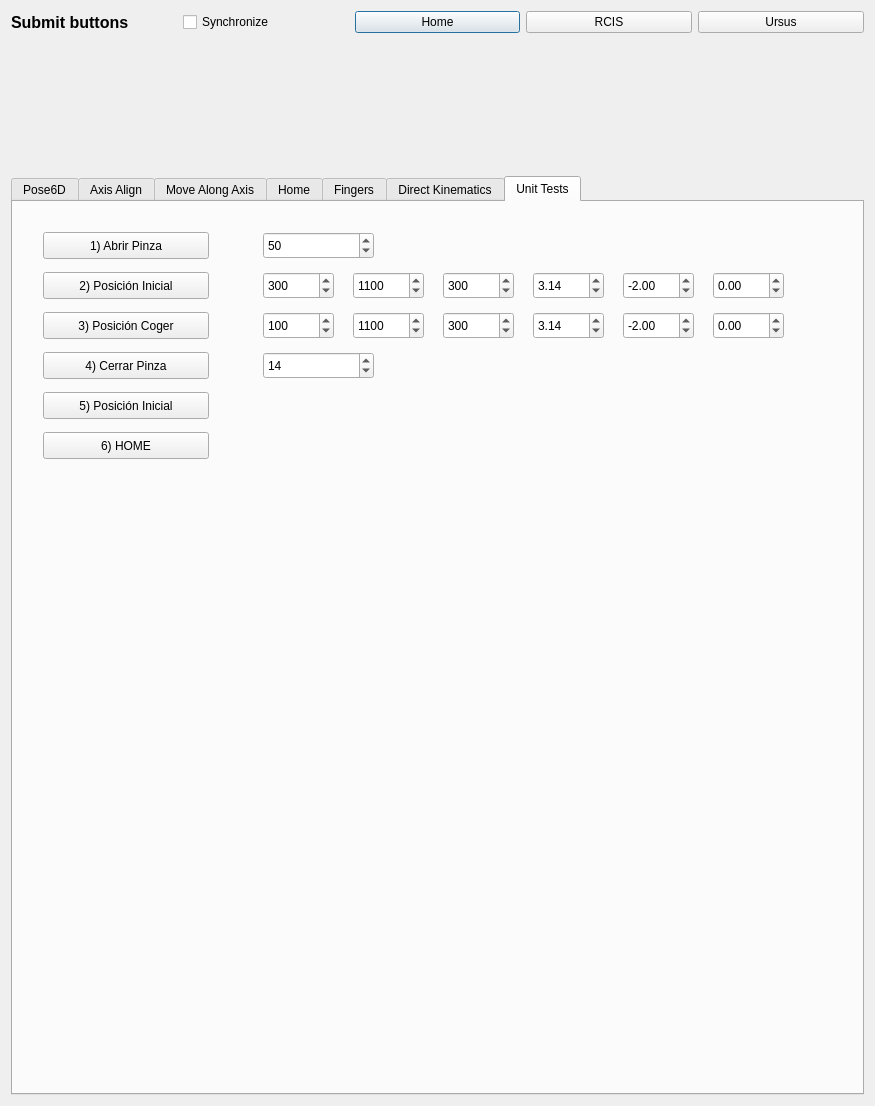
The window that components/inversekinematicsTesterComp/src/guiDlg.ui (robocomp/robocomp-shelly) describes before a commit, drawn with Qt 5.
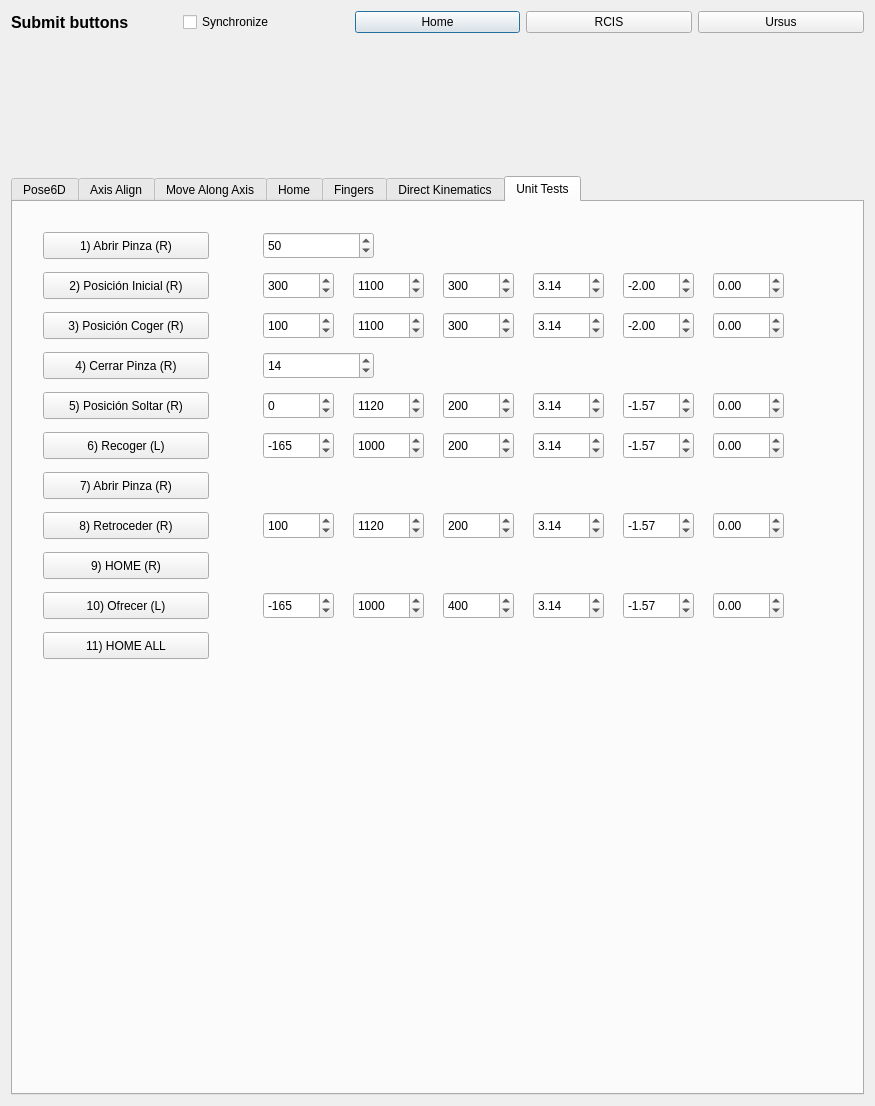
The same window after the commit. The open tabs and pages were chosen to show the change.

Commit message: Añadidos más botones del tester.

```diff
--- a/components/inversekinematicsTesterComp/src/guiDlg.ui
+++ b/components/inversekinematicsTesterComp/src/guiDlg.ui
@@ -2748,7 +2748,7 @@
           </rect>
          </property>
          <property name="text">
-          <string>1) Abrir Pinza</string>
+          <string>1) Abrir Pinza (R)</string>
          </property>
          <property name="checkable">
           <bool>true</bool>
@@ -2764,10 +2764,10 @@
           </rect>
          </property>
          <property name="text">
-          <string>2) Posición Inicial</string>
+          <string>2) Posición Inicial (R)</string>
          </property>
          <property name="checkable">
-          <bool>true</bool>
+          <bool>false</bool>
          </property>
         </widget>
         <widget class="QPushButton" name="test3Button">
@@ -2780,10 +2780,10 @@
           </rect>
          </property>
          <property name="text">
-          <string>3) Posición Coger</string>
+          <string>3) Posición Coger (R)</string>
          </property>
          <property name="checkable">
-          <bool>true</bool>
+          <bool>false</bool>
          </property>
         </widget>
         <widget class="QPushButton" name="test4Button">
@@ -2796,10 +2796,10 @@
           </rect>
          </property>
          <property name="text">
-          <string>4) Cerrar Pinza</string>
+          <string>4) Cerrar Pinza (R)</string>
          </property>
          <property name="checkable">
-          <bool>true</bool>
+          <bool>false</bool>
          </property>
         </widget>
         <widget class="QPushButton" name="test5Button">
@@ -2812,26 +2812,26 @@
           </rect>
          </property>
          <property name="text">
-          <string>5) Posición Inicial</string>
+          <string>5) Posición Soltar (R)</string>
          </property>
          <property name="checkable">
-          <bool>true</bool>
+          <bool>false</bool>
          </property>
         </widget>
-        <widget class="QPushButton" name="test6Button">
+        <widget class="QPushButton" name="test11Button">
          <property name="geometry">
           <rect>
            <x>30</x>
-           <y>230</y>
+           <y>430</y>
            <width>166</width>
            <height>27</height>
           </rect>
          </property>
          <property name="text">
-          <string>6) HOME</string>
+          <string>11) HOME ALL</string>
          </property>
          <property name="checkable">
-          <bool>true</bool>
+          <bool>false</bool>
          </property>
         </widget>
         <widget class="QDoubleSpinBox" name="abrirPinzaValor">
@@ -3112,6 +3112,590 @@
           <double>3.140000000000000</double>
          </property>
         </widget>
+        <widget class="QDoubleSpinBox" name="PX_3">
+         <property name="geometry">
+          <rect>
+           <x>250</x>
+           <y>190</y>
+           <width>71</width>
+           <height>27</height>
+          </rect>
+         </property>
+         <property name="decimals">
+          <number>0</number>
+         </property>
+         <property name="minimum">
+          <double>-100000.000000000000000</double>
+         </property>
+         <property name="maximum">
+          <double>100000000.000000000000000</double>
+         </property>
+         <property name="value">
+          <double>0.000000000000000</double>
+         </property>
+        </widget>
+        <widget class="QDoubleSpinBox" name="RZ_3">
+         <property name="geometry">
+          <rect>
+           <x>700</x>
+           <y>190</y>
+           <width>71</width>
+           <height>27</height>
+          </rect>
+         </property>
+         <property name="decimals">
+          <number>2</number>
+         </property>
+         <property name="minimum">
+          <double>-10000.000000000000000</double>
+         </property>
+         <property name="maximum">
+          <double>1000000.000000000000000</double>
+         </property>
+         <property name="value">
+          <double>0.000000000000000</double>
+         </property>
+        </widget>
+        <widget class="QDoubleSpinBox" name="PZ_3">
+         <property name="geometry">
+          <rect>
+           <x>430</x>
+           <y>190</y>
+           <width>71</width>
+           <height>27</height>
+          </rect>
+         </property>
+         <property name="decimals">
+          <number>0</number>
+         </property>
+         <property name="maximum">
+          <double>1000000.000000000000000</double>
+         </property>
+         <property name="value">
+          <double>200.000000000000000</double>
+         </property>
+        </widget>
+        <widget class="QDoubleSpinBox" name="RX_3">
+         <property name="geometry">
+          <rect>
+           <x>520</x>
+           <y>190</y>
+           <width>71</width>
+           <height>27</height>
+          </rect>
+         </property>
+         <property name="decimals">
+          <number>2</number>
+         </property>
+         <property name="minimum">
+          <double>-10000.000000000000000</double>
+         </property>
+         <property name="maximum">
+          <double>100000000.000000000000000</double>
+         </property>
+         <property name="value">
+          <double>3.140000000000000</double>
+         </property>
+        </widget>
+        <widget class="QDoubleSpinBox" name="PY_3">
+         <property name="geometry">
+          <rect>
+           <x>340</x>
+           <y>190</y>
+           <width>71</width>
+           <height>27</height>
+          </rect>
+         </property>
+         <property name="decimals">
+          <number>0</number>
+         </property>
+         <property name="maximum">
+          <double>100000.000000000000000</double>
+         </property>
+         <property name="value">
+          <double>1120.000000000000000</double>
+         </property>
+        </widget>
+        <widget class="QDoubleSpinBox" name="RY_3">
+         <property name="geometry">
+          <rect>
+           <x>610</x>
+           <y>190</y>
+           <width>71</width>
+           <height>27</height>
+          </rect>
+         </property>
+         <property name="decimals">
+          <number>2</number>
+         </property>
+         <property name="minimum">
+          <double>-100000.000000000000000</double>
+         </property>
+         <property name="maximum">
+          <double>100000.000000000000000</double>
+         </property>
+         <property name="value">
+          <double>-1.570000000000000</double>
+         </property>
+        </widget>
+        <widget class="QDoubleSpinBox" name="PX_4">
+         <property name="geometry">
+          <rect>
+           <x>250</x>
+           <y>230</y>
+           <width>71</width>
+           <height>27</height>
+          </rect>
+         </property>
+         <property name="decimals">
+          <number>0</number>
+         </property>
+         <property name="minimum">
+          <double>-10000000.000000000000000</double>
+         </property>
+         <property name="maximum">
+          <double>100000000.000000000000000</double>
+         </property>
+         <property name="value">
+          <double>-165.000000000000000</double>
+         </property>
+        </widget>
+        <widget class="QDoubleSpinBox" name="RZ_4">
+         <property name="geometry">
+          <rect>
+           <x>700</x>
+           <y>230</y>
+           <width>71</width>
+           <height>27</height>
+          </rect>
+         </property>
+         <property name="decimals">
+          <number>2</number>
+         </property>
+         <property name="minimum">
+          <double>-10000.000000000000000</double>
+         </property>
+         <property name="maximum">
+          <double>1000000.000000000000000</double>
+         </property>
+         <property name="value">
+          <double>0.000000000000000</double>
+         </property>
+        </widget>
+        <widget class="QDoubleSpinBox" name="PZ_4">
+         <property name="geometry">
+          <rect>
+           <x>430</x>
+           <y>230</y>
+           <width>71</width>
+           <height>27</height>
+          </rect>
+         </property>
+         <property name="decimals">
+          <number>0</number>
+         </property>
+         <property name="maximum">
+          <double>1000000.000000000000000</double>
+         </property>
+         <property name="value">
+          <double>200.000000000000000</double>
+         </property>
+        </widget>
+        <widget class="QDoubleSpinBox" name="RX_4">
+         <property name="geometry">
+          <rect>
+           <x>520</x>
+           <y>230</y>
+           <width>71</width>
+           <height>27</height>
+          </rect>
+         </property>
+         <property name="decimals">
+          <number>2</number>
+         </property>
+         <property name="minimum">
+          <double>-10000.000000000000000</double>
+         </property>
+         <property name="maximum">
+          <double>100000000.000000000000000</double>
+         </property>
+         <property name="value">
+          <double>3.140000000000000</double>
+         </property>
+        </widget>
+        <widget class="QDoubleSpinBox" name="PY_4">
+         <property name="geometry">
+          <rect>
+           <x>340</x>
+           <y>230</y>
+           <width>71</width>
+           <height>27</height>
+          </rect>
+         </property>
+         <property name="decimals">
+          <number>0</number>
+         </property>
+         <property name="maximum">
+          <double>100000.000000000000000</double>
+         </property>
+         <property name="value">
+          <double>1000.000000000000000</double>
+         </property>
+        </widget>
+        <widget class="QDoubleSpinBox" name="RY_4">
+         <property name="geometry">
+          <rect>
+           <x>610</x>
+           <y>230</y>
+           <width>71</width>
+           <height>27</height>
+          </rect>
+         </property>
+         <property name="decimals">
+          <number>2</number>
+         </property>
+         <property name="minimum">
+          <double>-100000.000000000000000</double>
+         </property>
+         <property name="maximum">
+          <double>100000.000000000000000</double>
+         </property>
+         <property name="value">
+          <double>-1.570000000000000</double>
+         </property>
+        </widget>
+        <widget class="QDoubleSpinBox" name="PX_5">
+         <property name="geometry">
+          <rect>
+           <x>250</x>
+           <y>310</y>
+           <width>71</width>
+           <height>27</height>
+          </rect>
+         </property>
+         <property name="decimals">
+          <number>0</number>
+         </property>
+         <property name="minimum">
+          <double>-100000.000000000000000</double>
+         </property>
+         <property name="maximum">
+          <double>100000000.000000000000000</double>
+         </property>
+         <property name="value">
+          <double>100.000000000000000</double>
+         </property>
+        </widget>
+        <widget class="QDoubleSpinBox" name="RZ_5">
+         <property name="geometry">
+          <rect>
+           <x>700</x>
+           <y>310</y>
+           <width>71</width>
+           <height>27</height>
+          </rect>
+         </property>
+         <property name="decimals">
+          <number>2</number>
+         </property>
+         <property name="minimum">
+          <double>-10000.000000000000000</double>
+         </property>
+         <property name="maximum">
+          <double>1000000.000000000000000</double>
+         </property>
+         <property name="value">
+          <double>0.000000000000000</double>
+         </property>
+        </widget>
+        <widget class="QDoubleSpinBox" name="PZ_5">
+         <property name="geometry">
+          <rect>
+           <x>430</x>
+           <y>310</y>
+           <width>71</width>
+           <height>27</height>
+          </rect>
+         </property>
+         <property name="decimals">
+          <number>0</number>
+         </property>
+         <property name="maximum">
+          <double>1000000.000000000000000</double>
+         </property>
+         <property name="value">
+          <double>200.000000000000000</double>
+         </property>
+        </widget>
+        <widget class="QDoubleSpinBox" name="RX_5">
+         <property name="geometry">
+          <rect>
+           <x>520</x>
+           <y>310</y>
+           <width>71</width>
+           <height>27</height>
+          </rect>
+         </property>
+         <property name="decimals">
+          <number>2</number>
+         </property>
+         <property name="minimum">
+          <double>-10000.000000000000000</double>
+         </property>
+         <property name="maximum">
+          <double>100000000.000000000000000</double>
+         </property>
+         <property name="value">
+          <double>3.140000000000000</double>
+         </property>
+        </widget>
+        <widget class="QDoubleSpinBox" name="PY_5">
+         <property name="geometry">
+          <rect>
+           <x>340</x>
+           <y>310</y>
+           <width>71</width>
+           <height>27</height>
+          </rect>
+         </property>
+         <property name="decimals">
+          <number>0</number>
+         </property>
+         <property name="maximum">
+          <double>100000.000000000000000</double>
+         </property>
+         <property name="value">
+          <double>1120.000000000000000</double>
+         </property>
+        </widget>
+        <widget class="QDoubleSpinBox" name="RY_5">
+         <property name="geometry">
+          <rect>
+           <x>610</x>
+           <y>310</y>
+           <width>71</width>
+           <height>27</height>
+          </rect>
+         </property>
+         <property name="decimals">
+          <number>2</number>
+         </property>
+         <property name="minimum">
+          <double>-100000.000000000000000</double>
+         </property>
+         <property name="maximum">
+          <double>100000.000000000000000</double>
+         </property>
+         <property name="value">
+          <double>-1.570000000000000</double>
+         </property>
+        </widget>
+        <widget class="QPushButton" name="test6Button">
+         <property name="geometry">
+          <rect>
+           <x>30</x>
+           <y>230</y>
+           <width>166</width>
+           <height>27</height>
+          </rect>
+         </property>
+         <property name="text">
+          <string>6) Recoger (L)</string>
+         </property>
+         <property name="checkable">
+          <bool>false</bool>
+         </property>
+        </widget>
+        <widget class="QPushButton" name="test7Button">
+         <property name="geometry">
+          <rect>
+           <x>30</x>
+           <y>270</y>
+           <width>166</width>
+           <height>27</height>
+          </rect>
+         </property>
+         <property name="text">
+          <string>7) Abrir Pinza (R)</string>
+         </property>
+         <property name="checkable">
+          <bool>false</bool>
+         </property>
+        </widget>
+        <widget class="QPushButton" name="test10Button">
+         <property name="geometry">
+          <rect>
+           <x>30</x>
+           <y>390</y>
+           <width>166</width>
+           <height>27</height>
+          </rect>
+         </property>
+         <property name="text">
+          <string>10) Ofrecer (L)</string>
+         </property>
+         <property name="checkable">
+          <bool>false</bool>
+         </property>
+        </widget>
+        <widget class="QPushButton" name="test8Button">
+         <property name="geometry">
+          <rect>
+           <x>30</x>
+           <y>310</y>
+           <width>166</width>
+           <height>27</height>
+          </rect>
+         </property>
+         <property name="text">
+          <string>8) Retroceder (R)</string>
+         </property>
+         <property name="checkable">
+          <bool>false</bool>
+         </property>
+        </widget>
+        <widget class="QPushButton" name="test9Button">
+         <property name="geometry">
+          <rect>
+           <x>30</x>
+           <y>350</y>
+           <width>166</width>
+           <height>27</height>
+          </rect>
+         </property>
+         <property name="text">
+          <string>9) HOME (R)</string>
+         </property>
+         <property name="checkable">
+          <bool>false</bool>
+         </property>
+        </widget>
+        <widget class="QDoubleSpinBox" name="PY_6">
+         <property name="geometry">
+          <rect>
+           <x>340</x>
+           <y>390</y>
+           <width>71</width>
+           <height>27</height>
+          </rect>
+         </property>
+         <property name="decimals">
+          <number>0</number>
+         </property>
+         <property name="maximum">
+          <double>100000.000000000000000</double>
+         </property>
+         <property name="value">
+          <double>1000.000000000000000</double>
+         </property>
+        </widget>
+        <widget class="QDoubleSpinBox" name="RY_6">
+         <property name="geometry">
+          <rect>
+           <x>610</x>
+           <y>390</y>
+           <width>71</width>
+           <height>27</height>
+          </rect>
+         </property>
+         <property name="decimals">
+          <number>2</number>
+         </property>
+         <property name="minimum">
+          <double>-100000.000000000000000</double>
+         </property>
+         <property name="maximum">
+          <double>100000.000000000000000</double>
+         </property>
+         <property name="value">
+          <double>-1.570000000000000</double>
+         </property>
+        </widget>
+        <widget class="QDoubleSpinBox" name="PZ_6">
+         <property name="geometry">
+          <rect>
+           <x>430</x>
+           <y>390</y>
+           <width>71</width>
+           <height>27</height>
+          </rect>
+         </property>
+         <property name="decimals">
+          <number>0</number>
+         </property>
+         <property name="maximum">
+          <double>1000000.000000000000000</double>
+         </property>
+         <property name="value">
+          <double>400.000000000000000</double>
+         </property>
+        </widget>
+        <widget class="QDoubleSpinBox" name="PX_6">
+         <property name="geometry">
+          <rect>
+           <x>250</x>
+           <y>390</y>
+           <width>71</width>
+           <height>27</height>
+          </rect>
+         </property>
+         <property name="decimals">
+          <number>0</number>
+         </property>
+         <property name="minimum">
+          <double>-100000.000000000000000</double>
+         </property>
+         <property name="maximum">
+          <double>100000000.000000000000000</double>
+         </property>
+         <property name="value">
+          <double>-165.000000000000000</double>
+         </property>
+        </widget>
+        <widget class="QDoubleSpinBox" name="RX_6">
+         <property name="geometry">
+          <rect>
+           <x>520</x>
+           <y>390</y>
+           <width>71</width>
+           <height>27</height>
+          </rect>
+         </property>
+         <property name="decimals">
+          <number>2</number>
+         </property>
+         <property name="minimum">
+          <double>-10000.000000000000000</double>
+         </property>
+         <property name="maximum">
+          <double>100000000.000000000000000</double>
+         </property>
+         <property name="value">
+          <double>3.140000000000000</double>
+         </property>
+        </widget>
+        <widget class="QDoubleSpinBox" name="RZ_6">
+         <property name="geometry">
+          <rect>
+           <x>700</x>
+           <y>390</y>
+           <width>71</width>
+           <height>27</height>
+          </rect>
+         </property>
+         <property name="decimals">
+          <number>2</number>
+         </property>
+         <property name="minimum">
+          <double>-10000.000000000000000</double>
+         </property>
+         <property name="maximum">
+          <double>1000000.000000000000000</double>
+         </property>
+         <property name="value">
+          <double>0.000000000000000</double>
+         </property>
+        </widget>
        </widget>
       </widget>
      </item>
```
Left out of the diff: 17 changed lines with no effect on the pictures. The commit also changes 2 other files.
